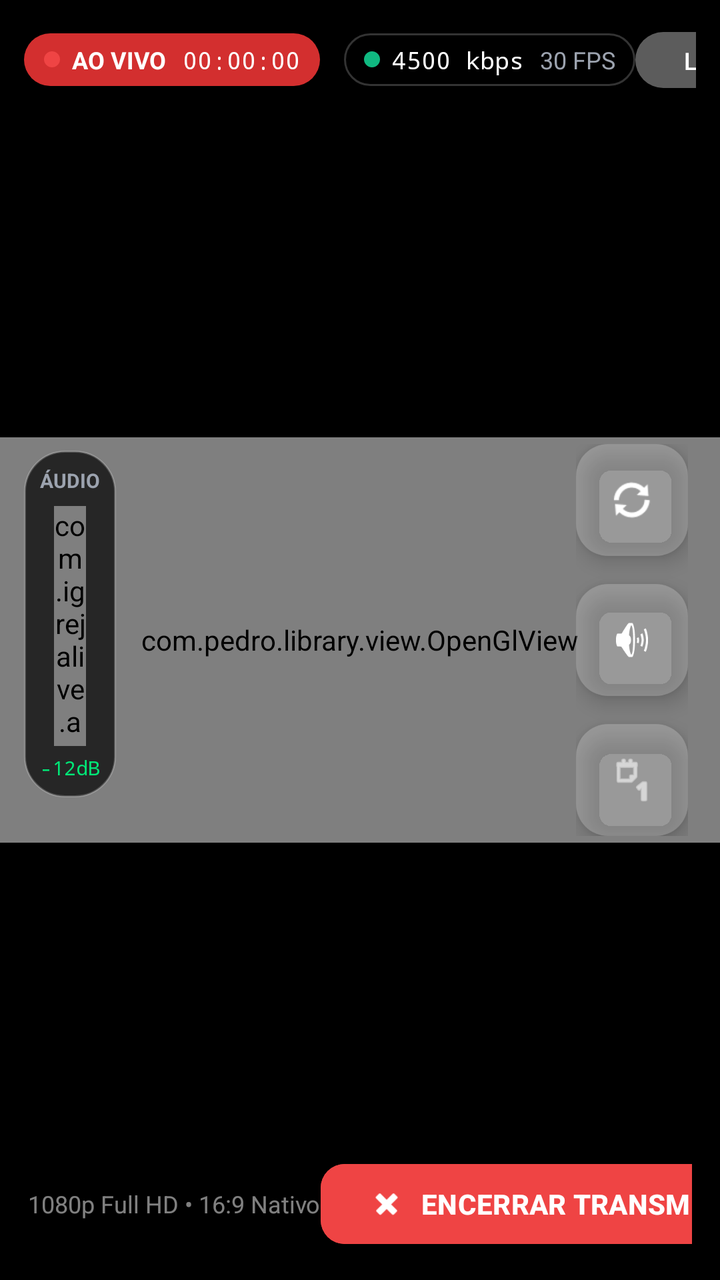
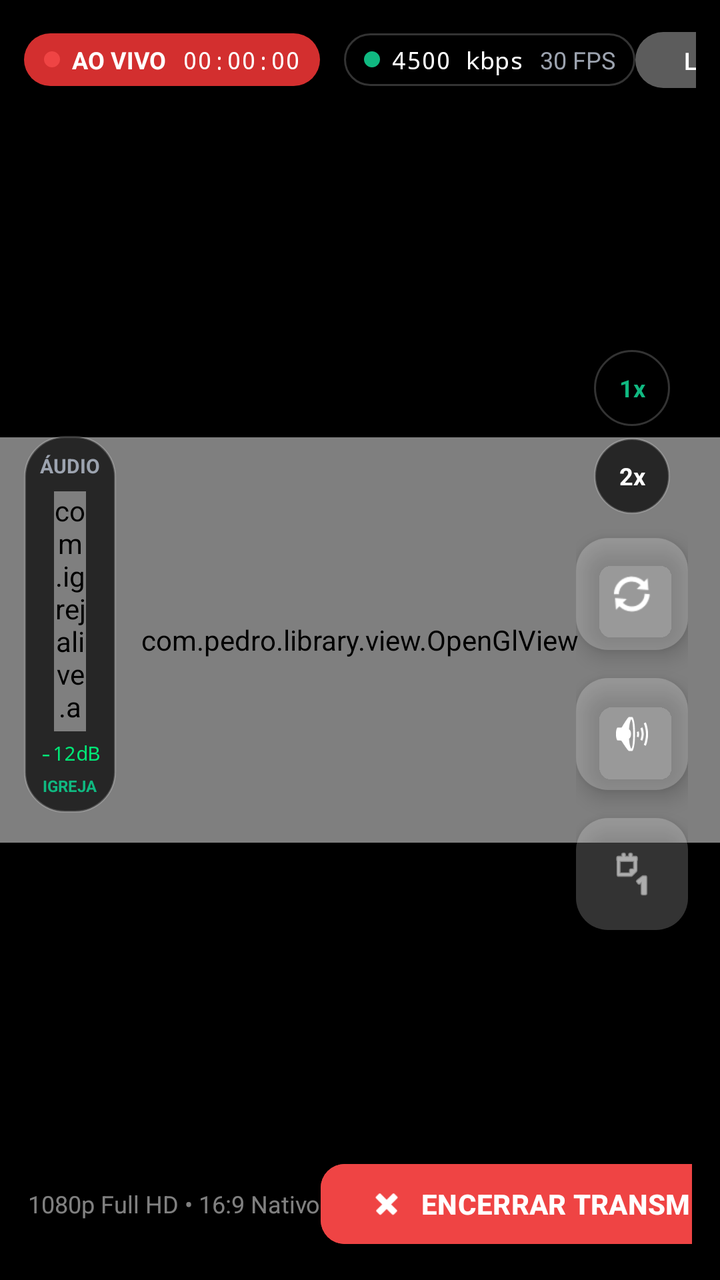

Screens rendered from an Android XML layout before and after an edit, with the pre-edit source and the edit as a unified diff.
<!-- AndroidManifest.xml: application theme Theme.LiveinFe -->
<!-- res/layout/activity_live_stream.xml -->
<?xml version="1.0" encoding="utf-8"?>
<androidx.constraintlayout.widget.ConstraintLayout xmlns:android="http://schemas.android.com/apk/res/android"
    xmlns:app="http://schemas.android.com/apk/res-auto"
    android:layout_width="match_parent"
    android:layout_height="match_parent"
    android:background="#000000">

    
    <com.pedro.library.view.OpenGlView
        android:id="@+id/openGlView"
        android:layout_width="0dp"
        android:layout_height="0dp"
        app:layout_constraintDimensionRatio="16:9"
        app:layout_constraintTop_toTopOf="parent"
        app:layout_constraintBottom_toBottomOf="parent"
        app:layout_constraintStart_toStartOf="parent"
        app:layout_constraintEnd_toEndOf="parent" />

    
    <LinearLayout
        android:id="@+id/layoutTopBar"
        android:layout_width="match_parent"
        android:layout_height="wrap_content"
        android:orientation="horizontal"
        android:gravity="center_vertical"
        android:padding="12dp"
        app:layout_constraintTop_toTopOf="parent"
        app:layout_constraintStart_toStartOf="parent"
        app:layout_constraintEnd_toEndOf="parent">

        
        <LinearLayout
            android:layout_width="wrap_content"
            android:layout_height="wrap_content"
            android:orientation="horizontal"
            android:background="@drawable/badge_live_bg"
            android:paddingHorizontal="10dp"
            android:paddingVertical="5dp"
            android:gravity="center_vertical">

            <View
                android:layout_width="8dp"
                android:layout_height="8dp"
                android:background="@drawable/circle_red" />

            <TextView
                android:layout_width="wrap_content"
                android:layout_height="wrap_content"
                android:layout_marginStart="6dp"
                android:text="AO VIVO"
                android:textColor="#FFFFFF"
                android:textSize="12sp"
                android:textStyle="bold" />

            <TextView
                android:id="@+id/tvLiveTimer"
                android:layout_width="wrap_content"
                android:layout_height="wrap_content"
                android:layout_marginStart="8dp"
                android:text="00:00:00"
                android:textColor="#FFFFFF"
                android:textSize="12sp"
                android:fontFamily="monospace" />
        </LinearLayout>

        
        <LinearLayout
            android:layout_width="wrap_content"
            android:layout_height="wrap_content"
            android:layout_marginStart="12dp"
            android:orientation="horizontal"
            android:background="@drawable/badge_dark_bg"
            android:paddingHorizontal="10dp"
            android:paddingVertical="5dp"
            android:gravity="center_vertical">

            <View
                android:id="@+id/viewNetworkStatus"
                android:layout_width="8dp"
                android:layout_height="8dp"
                android:background="@drawable/circle_green" />

            <TextView
                android:id="@+id/tvBitrate"
                android:layout_width="wrap_content"
                android:layout_height="wrap_content"
                android:layout_marginStart="6dp"
                android:text="4500 kbps"
                android:textColor="#FFFFFF"
                android:textSize="12sp"
                android:fontFamily="monospace" />

            <TextView
                android:id="@+id/tvFps"
                android:layout_width="wrap_content"
                android:layout_height="wrap_content"
                android:layout_marginStart="8dp"
                android:text="30 FPS"
                android:textColor="#9CA3AF"
                android:textSize="12sp" />
        </LinearLayout>

        
        <View
            android:layout_width="0dp"
            android:layout_height="1dp"
            android:layout_weight="1" />

        
        <Button
            android:id="@+id/btnShareLive"
            style="@style/Widget.Material3.Button.TonalButton"
            android:layout_width="wrap_content"
            android:layout_height="36dp"
            android:text="Link do YouTube"
            android:textSize="12sp"
            android:textColor="#FFFFFF"
            android:backgroundTint="#33FFFFFF" />
    </LinearLayout>

    
    <LinearLayout
        android:id="@+id/layoutAudioMeter"
        android:layout_width="wrap_content"
        android:layout_height="wrap_content"
        android:orientation="vertical"
        android:gravity="center_horizontal"
        android:background="@drawable/badge_dark_bg"
        android:padding="8dp"
        android:layout_marginStart="12dp"
        app:layout_constraintStart_toStartOf="parent"
        app:layout_constraintTop_toBottomOf="@id/layoutTopBar"
        app:layout_constraintBottom_toTopOf="@id/layoutBottomControls">

        <TextView
            android:layout_width="wrap_content"
            android:layout_height="wrap_content"
            android:text="ÁUDIO"
            android:textColor="#9CA3AF"
            android:textSize="10sp"
            android:textStyle="bold" />

        <com.igrejalive.app.ui.VuMeterView
            android:id="@+id/vuMeterView"
            android:layout_width="16dp"
            android:layout_height="120dp"
            android:layout_marginTop="6dp" />

        <TextView
            android:id="@+id/tvAudioDb"
            android:layout_width="wrap_content"
            android:layout_height="wrap_content"
            android:layout_marginTop="4dp"
            android:text="-12dB"
            android:textColor="#00E676"
            android:textSize="10sp"
            android:fontFamily="monospace" />
    </LinearLayout>

    
    <LinearLayout
        android:id="@+id/layoutCameraControls"
        android:layout_width="wrap_content"
        android:layout_height="wrap_content"
        android:orientation="vertical"
        android:gravity="center"
        android:layout_marginEnd="16dp"
        app:layout_constraintEnd_toEndOf="parent"
        app:layout_constraintTop_toTopOf="parent"
        app:layout_constraintBottom_toBottomOf="parent">

        
        <com.google.android.material.floatingactionbutton.FloatingActionButton
            android:id="@+id/fabSwitchCamera"
            android:layout_width="wrap_content"
            android:layout_height="wrap_content"
            android:layout_marginBottom="14dp"
            android:contentDescription="Trocar Câmera"
            app:backgroundTint="#33FFFFFF"
            app:tint="#FFFFFF"
            app:srcCompat="@android:drawable/ic_popup_sync"
            app:fabSize="normal" />

        
        <com.google.android.material.floatingactionbutton.FloatingActionButton
            android:id="@+id/fabMuteAudio"
            android:layout_width="wrap_content"
            android:layout_height="wrap_content"
            android:layout_marginBottom="14dp"
            android:contentDescription="Microfone / Mudo"
            app:backgroundTint="#33FFFFFF"
            app:tint="#FFFFFF"
            app:srcCompat="@android:drawable/ic_lock_silent_mode_off"
            app:fabSize="mini" />

        
        <com.google.android.material.floatingactionbutton.FloatingActionButton
            android:id="@+id/fabFlashLight"
            android:layout_width="wrap_content"
            android:layout_height="wrap_content"
            android:contentDescription="Lanterna"
            app:backgroundTint="#33FFFFFF"
            app:tint="#FFFFFF"
            app:srcCompat="@android:drawable/ic_menu_day"
            app:fabSize="mini" />
    </LinearLayout>

    
    <LinearLayout
        android:id="@+id/layoutBottomControls"
        android:layout_width="match_parent"
        android:layout_height="wrap_content"
        android:orientation="horizontal"
        android:gravity="center_vertical"
        android:padding="14dp"
        app:layout_constraintBottom_toBottomOf="parent"
        app:layout_constraintStart_toStartOf="parent"
        app:layout_constraintEnd_toEndOf="parent">

        <TextView
            android:id="@+id/tvStreamResolutionInfo"
            android:layout_width="wrap_content"
            android:layout_height="wrap_content"
            android:text="1080p Full HD • 16:9 Nativo"
            android:textColor="#80FFFFFF"
            android:textSize="12sp" />

        <View
            android:layout_width="0dp"
            android:layout_height="1dp"
            android:layout_weight="1" />

        
        <com.google.android.material.button.MaterialButton
            android:id="@+id/btnStopLive"
            android:layout_width="wrap_content"
            android:layout_height="48dp"
            android:backgroundTint="@color/accent_red"
            android:text="ENCERRAR TRANSMISSÃO"
            android:textStyle="bold"
            android:textColor="#FFFFFF"
            app:cornerRadius="12dp"
            app:icon="@android:drawable/ic_delete"
            app:iconTint="#FFFFFF" />
    </LinearLayout>

</androidx.constraintlayout.widget.ConstraintLayout>
<!-- resources referenced by this layout -->
<resources>
  <color name="accent_red">#EF4444</color>
  <!-- drawable badge_dark_bg (drawable) -->
  <?xml version="1.0" encoding="utf-8"?>
  <shape xmlns:android="http://schemas.android.com/apk/res/android">
      <solid android:color="#B3000000" />
      <corners android:radius="20dp" />
      <stroke android:width="1dp" android:color="#33FFFFFF" />
  </shape>
  <!-- drawable badge_live_bg (drawable) -->
  <?xml version="1.0" encoding="utf-8"?>
  <shape xmlns:android="http://schemas.android.com/apk/res/android">
      <solid android:color="#D32F2F" />
      <corners android:radius="20dp" />
  </shape>
  <!-- drawable circle_green (drawable) -->
  <?xml version="1.0" encoding="utf-8"?>
  <shape xmlns:android="http://schemas.android.com/apk/res/android"
      android:shape="oval">
      <solid android:color="@color/accent_green" />
      <size android:width="12dp" android:height="12dp" />
  </shape>
  <!-- drawable circle_red (drawable) -->
  <?xml version="1.0" encoding="utf-8"?>
  <shape xmlns:android="http://schemas.android.com/apk/res/android"
      android:shape="oval">
      <solid android:color="@color/accent_red" />
      <size android:width="12dp" android:height="12dp" />
  </shape>
  <style name="Theme.LiveinFe" parent="Theme.Material3.Dark.NoActionBar">
          
          <item name="colorPrimary">@color/tuned_green</item>
          <item name="colorPrimaryVariant">@color/tuned_green_dark</item>
          <item name="colorSecondary">@color/gold_primary</item>
          
          
          <item name="android:statusBarColor">@color/bg_main</item>
          <item name="android:navigationBarColor">@color/bg_main</item>
          <item name="android:windowBackground">@color/bg_main</item>
          <item name="colorSurface">@color/surface_1</item>
      </style>
  <color name="accent_green">#10B981</color>
  <color name="tuned_green">#10B981</color>
  <color name="tuned_green_dark">#059669</color>
  <color name="gold_primary">#F59E0B</color>
  <color name="bg_main">#080B12</color>
  <color name="surface_1">#121826</color>
</resources>

<!-- the commit's change to res/layout/activity_live_stream.xml (unified diff, before → after) -->
@@ -119,6 +119,45 @@
     </LinearLayout>
 
     
+    <TextView
+        android:id="@+id/tvStatusBanner"
+        android:layout_width="wrap_content"
+        android:layout_height="wrap_content"
+        android:layout_marginTop="16dp"
+        android:background="@drawable/badge_dark_bg"
+        android:paddingHorizontal="16dp"
+        android:paddingVertical="8dp"
+        android:text="🎙️ MICROFONE ATIVO"
+        android:textColor="#FFFFFF"
+        android:textSize="13sp"
+        android:textStyle="bold"
+        android:elevation="6dp"
+        android:visibility="gone"
+        app:layout_constraintTop_toBottomOf="@id/layoutTopBar"
+        app:layout_constraintStart_toStartOf="parent"
+        app:layout_constraintEnd_toEndOf="parent" />
+
+    
+    <TextView
+        android:id="@+id/tvZoomHud"
+        android:layout_width="wrap_content"
+        android:layout_height="wrap_content"
+        android:background="@drawable/badge_dark_bg"
+        android:paddingHorizontal="18dp"
+        android:paddingVertical="10dp"
+        android:text="🔍 1.0x"
+        android:textColor="@color/tuned_green"
+        android:textSize="18sp"
+        android:textStyle="bold"
+        android:fontFamily="monospace"
+        android:elevation="8dp"
+        android:visibility="gone"
+        app:layout_constraintTop_toTopOf="parent"
+        app:layout_constraintBottom_toBottomOf="parent"
+        app:layout_constraintStart_toStartOf="parent"
+        app:layout_constraintEnd_toEndOf="parent" />
+
+    
     <LinearLayout
         android:id="@+id/layoutAudioMeter"
         android:layout_width="wrap_content"
@@ -155,6 +194,16 @@
             android:textColor="#00E676"
             android:textSize="10sp"
             android:fontFamily="monospace" />
+
+        <TextView
+            android:id="@+id/tvAudioSourceBadge"
+            android:layout_width="wrap_content"
+            android:layout_height="wrap_content"
+            android:layout_marginTop="4dp"
+            android:text="IGREJA"
+            android:textColor="@color/tuned_green"
+            android:textSize="8sp"
+            android:textStyle="bold" />
     </LinearLayout>
 
     
@@ -168,6 +217,42 @@
         app:layout_constraintEnd_toEndOf="parent"
         app:layout_constraintTop_toTopOf="parent"
         app:layout_constraintBottom_toBottomOf="parent">
+
+        
+        <LinearLayout
+            android:layout_width="wrap_content"
+            android:layout_height="wrap_content"
+            android:orientation="vertical"
+            android:gravity="center"
+            android:layout_marginBottom="12dp">
+
+            <TextView
+                android:id="@+id/btnZoom1x"
+                android:layout_width="38dp"
+                android:layout_height="38dp"
+                android:background="@drawable/badge_dark_bg"
+                android:gravity="center"
+                android:text="1x"
+                android:textColor="@color/tuned_green"
+                android:textSize="12sp"
+                android:textStyle="bold"
+                android:layout_marginBottom="6dp"
+                android:clickable="true"
+                android:focusable="true" />
+
+            <TextView
+                android:id="@+id/btnZoom2x"
+                android:layout_width="38dp"
+                android:layout_height="38dp"
+                android:background="@drawable/badge_dark_bg"
+                android:gravity="center"
+                android:text="2x"
+                android:textColor="#FFFFFF"
+                android:textSize="12sp"
+                android:textStyle="bold"
+                android:clickable="true"
+                android:focusable="true" />
+        </LinearLayout>
 
         
         <com.google.android.material.floatingactionbutton.FloatingActionButton
